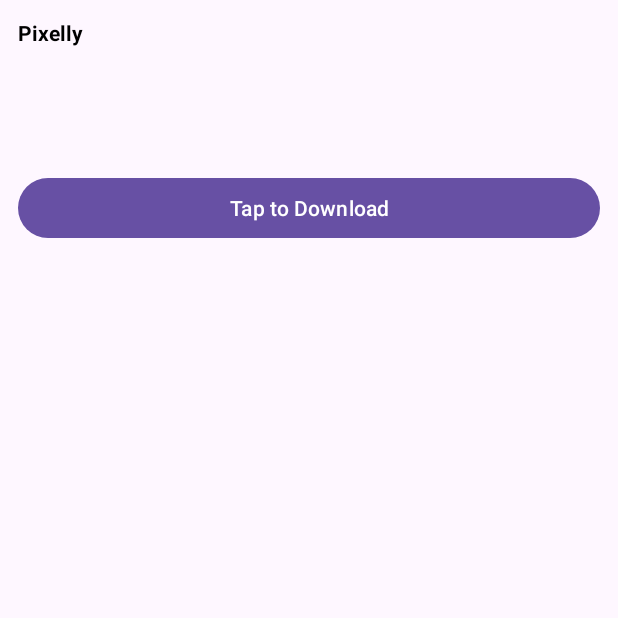
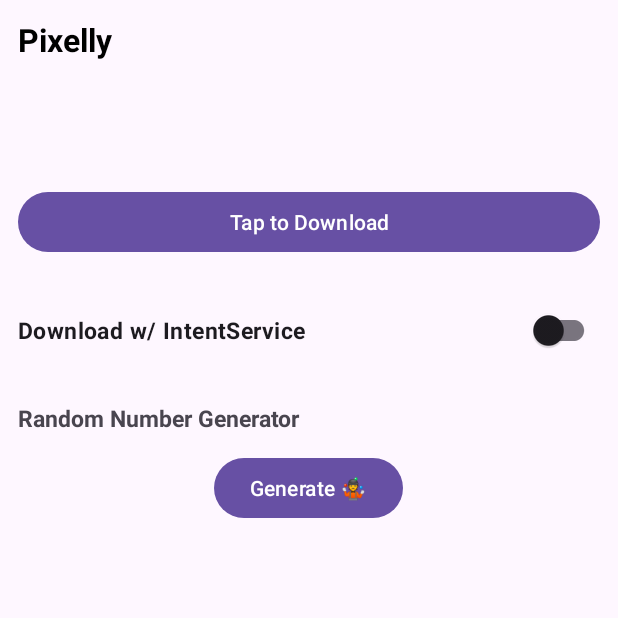
Before and after one commit to samuelowino/toys, an Android app: the screen it shows after launch (MainActivity), on a phone screen of 412 x 824 dp, the top half of it. Run offline under Robolectric (Android 15) with nearby library versions, the phone set to English and light mode, and no system bars.

Commit message:
Mix intentService with in ui:thread execution

```diff
--- a/delegate-message/app/src/main/AndroidManifest.xml
+++ b/delegate-message/app/src/main/AndroidManifest.xml
@@ -1,7 +1,6 @@
 <?xml version="1.0" encoding="utf-8"?>
 <manifest xmlns:android="http://schemas.android.com/apk/res/android"
     xmlns:tools="http://schemas.android.com/tools">
-
     <application
         android:allowBackup="true"
         android:dataExtractionRules="@xml/data_extraction_rules"
@@ -9,6 +8,7 @@
         android:icon="@mipmap/ic_launcher"
         android:label="@string/app_name"
         android:roundIcon="@mipmap/ic_launcher_round"
+        android:largeHeap="true"
         android:supportsRtl="true"
         android:theme="@style/Theme.Delegatemessage">
         <activity
--- a/delegate-message/app/src/main/java/com/owino/delegate_message/MainActivity.kt
+++ b/delegate-message/app/src/main/java/com/owino/delegate_message/MainActivity.kt
@@ -8,11 +8,17 @@ import android.widget.ProgressBar
 import android.widget.TextView
 import androidx.activity.enableEdgeToEdge
 import androidx.appcompat.app.AppCompatActivity
+import androidx.appcompat.widget.SwitchCompat
 import androidx.core.view.ViewCompat
 import androidx.core.view.WindowInsetsCompat
+import com.owino.delegate_message.networking.PixelServer
 import com.owino.delegate_message.services.DownloadMessageHandler
 import com.owino.delegate_message.services.DownloadsService
+import kotlin.random.Random
 class MainActivity : AppCompatActivity() {
+    private lateinit var statusTextView: TextView
+    private lateinit var downloadButton: Button
+    private lateinit var downloadProgressView: ProgressBar
     override fun onCreate(savedInstanceState: Bundle?) {
         super.onCreate(savedInstanceState)
         enableEdgeToEdge()
@@ -22,13 +28,27 @@ class MainActivity : AppCompatActivity() {
             v.setPadding(systemBars.left, systemBars.top, systemBars.right, systemBars.bottom)
             insets
         }
-        val downloadButton = findViewById<Button>(R.id.download_button)
-        val statusTextView = findViewById<TextView>(R.id.download_status_text)
-        val downloadProgressView = findViewById<ProgressBar>(R.id.download_progress_view)
+        downloadButton = findViewById(R.id.download_button)
+        statusTextView = findViewById(R.id.download_status_text)
+        downloadProgressView = findViewById(R.id.download_progress_view)
+        val randomNumberTextView = findViewById<TextView>(R.id.random_number_title_view)
+        val randomButton = findViewById<Button>(R.id.general_random_button)
+        val downloadOptionSwitch = findViewById<SwitchCompat>(R.id.download_style_switch)
         downloadButton.setOnClickListener {
+            if (downloadOptionSwitch.isChecked) {
+                downloadInProcess()
+            } else {
+                downloadWitIntentService()
+            }
+        }
+        randomButton.setOnClickListener {
+            randomNumberTextView.text = "Random ${Random.nextInt()}"
+        }
+    }
+    private fun downloadWitIntentService() {
         downloadButton.visibility = View.GONE
         downloadProgressView.visibility = View.VISIBLE
-            statusTextView.text = getString(R.string.title_downloading)
+        statusTextView.text = getString(R.string.title_downloading_with_intent_service)
         val message = Messenger(DownloadMessageHandler {
             val successStatus = it.what
             if (successStatus == DownloadsService.DOWNLOAD_FAILED) {
@@ -47,9 +67,26 @@ class MainActivity : AppCompatActivity() {
         downloadIntent.putExtra(DownloadsService.MESSENGER_KEY, message)
         startService(downloadIntent)
     }
-    }
+
     private fun readApiKey(): String {
         val inputStream = resources.openRawResource(R.raw.pixel_key)
         return inputStream.bufferedReader().use { it.readText() }
     }
+    private fun downloadInProcess() {
+        downloadButton.visibility = View.GONE
+        downloadProgressView.visibility = View.VISIBLE
+        statusTextView.text = getString(R.string.title_downloading_without_intent_service)
+        val pixelServer = PixelServer()
+        pixelServer.downloadPhoto(readApiKey(),Random.nextInt()) { response,throwable ->
+            if (response != null && response.isSuccessful && throwable == null){
+                statusTextView.text = getString(R.string.title_finished_download)
+            } else {
+                if (throwable != null) {
+                    statusTextView.text = getString(R.string.title_download_failed)
                 }
+            }
+            downloadButton.visibility = View.VISIBLE
+            downloadProgressView.visibility = View.GONE
+        }
+    }
+}
--- a/delegate-message/app/src/main/res/layout/activity_main.xml
+++ b/delegate-message/app/src/main/res/layout/activity_main.xml
@@ -11,6 +11,7 @@
         android:layout_width="wrap_content"
         android:layout_height="wrap_content"
         android:text="@string/msg_pixelly"
+        android:textSize="21sp"
         android:textStyle="bold"
         android:textColor="@color/black"
         android:layout_margin="12dp"/>
@@ -27,9 +28,32 @@
         android:layout_margin="12dp"
         android:layout_width="match_parent"
         android:layout_height="wrap_content"/>
+    <androidx.appcompat.widget.SwitchCompat
+        android:id="@+id/download_style_switch"
+        android:text="@string/download_w_intentservice"
+        android:layout_margin="12dp"
+        android:textStyle="bold"
+        android:textSize="15sp"
+        android:layout_width="match_parent"
+        android:layout_height="wrap_content"/>
     <ProgressBar
         android:id="@+id/download_progress_view"
         android:visibility="gone"
         android:layout_width="match_parent"
         android:layout_height="wrap_content"/>
+    <TextView
+        android:id="@+id/random_number_title_view"
+        android:textSize="15sp"
+        android:textStyle="bold"
+        android:layout_margin="12dp"
+        android:text="@string/msg_random_number_generator"
+        android:layout_width="match_parent"
+        android:layout_height="wrap_content"/>
+    <Button
+        android:id="@+id/general_random_button"
+        android:text="@string/title_generate"
+        android:layout_gravity="center"
+        android:textAlignment="center"
+        android:layout_width="wrap_content"
+        android:layout_height="wrap_content"/>
 </LinearLayout>
--- a/delegate-message/app/src/main/res/values/strings.xml
+++ b/delegate-message/app/src/main/res/values/strings.xml
@@ -3,6 +3,11 @@
     <string name="msg_pixelly">Pixelly</string>
     <string name="msg_tap_to_download">Tap to Download</string>
     <string name="title_finished_download">Finished Download</string>
-    <string name="title_downloading">Downloading...</string>
+    <string name="title_downloading">Downloading…</string>
     <string name="title_download_failed">Download Failed</string>
+    <string name="msg_random_number_generator">Random Number Generator</string>
+    <string name="title_generate">Generate 🤹</string>
+    <string name="download_w_intentservice">Download w/ IntentService</string>
+    <string name="title_downloading_with_intent_service">Downloading w/ Intent Service</string>
+    <string name="title_downloading_without_intent_service">Download without intent service</string>
 </resources>
```
Also changed, not shown: delegate-message/app/src/main/java/com/owino/delegate_message/networking/PixelServer.kt (+60 -0 lines). Lines whose indentation alone changed are shown as unchanged.
